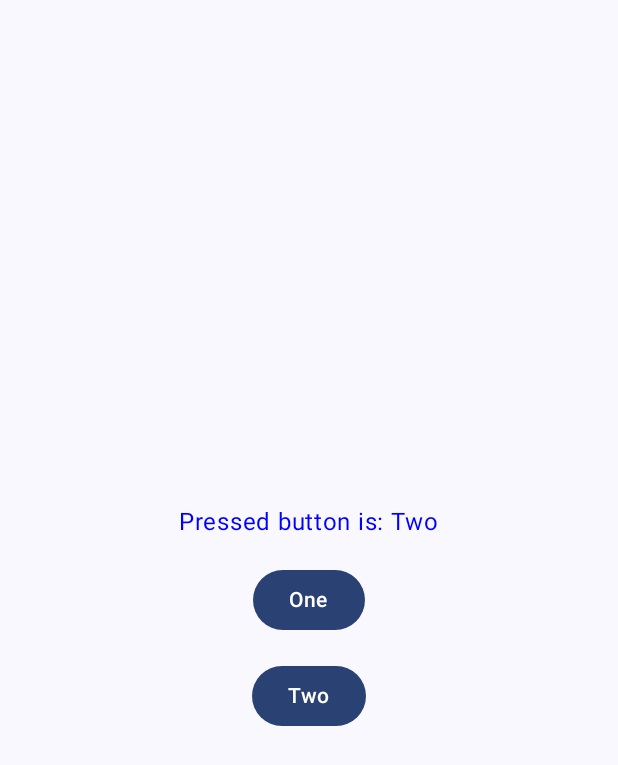
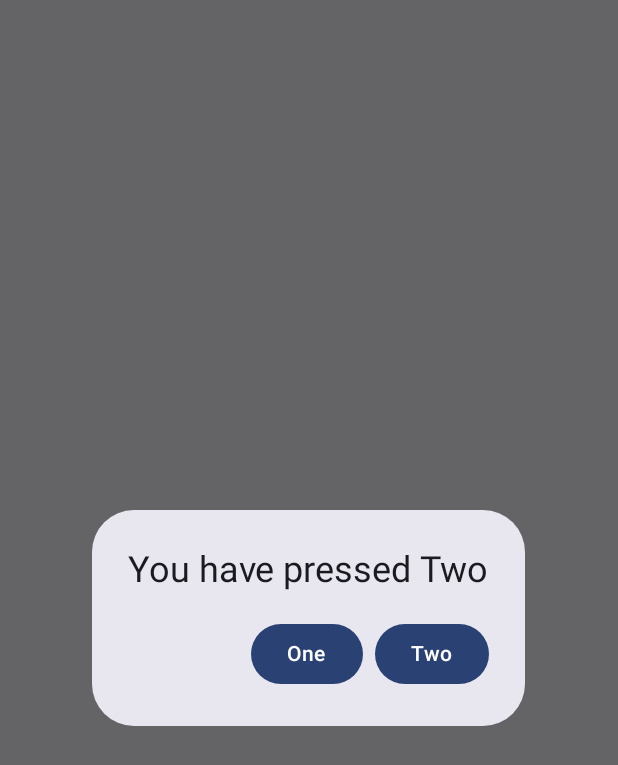
Before and after one commit to shankarlohar/20BAI10040-VITBHOPAL-Smartbridge-Externship, an Android app built with Jetpack Compose: the screen it shows after launch (MainActivity), after a tap on "Two", on a phone screen of 412 x 824 dp. Shown: the top 765 px of the screen. Run offline under Robolectric (Android 15) with nearby library versions, the phone set to English and light mode, and no system bars; 1 other tap on this screen came first.

Commit message:
TASK 3 COMPLETE

```diff
--- a/Task3/app/src/main/java/shankar/lohar20bai10040/task3/ui/view/MainActivity.kt
+++ b/Task3/app/src/main/java/shankar/lohar20bai10040/task3/ui/view/MainActivity.kt
@@ -6,12 +6,10 @@ import androidx.activity.compose.setContent
 import androidx.compose.foundation.layout.fillMaxSize
 import androidx.compose.material3.MaterialTheme
 import androidx.compose.material3.Surface
-import androidx.compose.material3.Text
-import androidx.compose.runtime.Composable
 import androidx.compose.ui.Modifier
-import androidx.compose.ui.tooling.preview.Preview
 import shankar.lohar20bai10040.task3.ui.theme.Task3Theme
-import shankar.lohar20bai10040.task3.ui.view.screens.BaseScreen
+import shankar.lohar20bai10040.task3.ui.view.components.BaseScreen
+
 
 class MainActivity : ComponentActivity() {
     override fun onCreate(savedInstanceState: Bundle?) {
@@ -23,7 +21,7 @@ class MainActivity : ComponentActivity() {
                     modifier = Modifier.fillMaxSize(),
                     color = MaterialTheme.colorScheme.background
                 ) {
-                    BaseScreen()
+                    BaseScreen(applicationContext)
                 }
             }
         }
--- /dev/null
+++ b/Task3/app/src/main/java/shankar/lohar20bai10040/task3/ui/view/components/BaseScreen.kt
@@ -0,0 +1,119 @@
+package shankar.lohar20bai10040.task3.ui.view.components
+
+import android.content.Context
+import android.widget.Toast
+import androidx.compose.foundation.layout.Arrangement
+import androidx.compose.foundation.layout.Column
+import androidx.compose.foundation.layout.Spacer
+import androidx.compose.foundation.layout.fillMaxSize
+import androidx.compose.foundation.layout.padding
+import androidx.compose.material3.AlertDialog
+import androidx.compose.material3.Button
+import androidx.compose.material3.Text
+import androidx.compose.runtime.Composable
+import androidx.compose.runtime.getValue
+import androidx.compose.runtime.mutableStateOf
+import androidx.compose.runtime.remember
+import androidx.compose.runtime.setValue
+import androidx.compose.ui.Alignment
+import androidx.compose.ui.Modifier
+import androidx.compose.ui.graphics.Color
+import androidx.compose.ui.unit.dp
+import androidx.compose.ui.unit.sp
+
+@Composable
+fun BaseScreen(
+    context:Context,
+    modifier: Modifier = Modifier
+){
+    Column(
+        modifier = modifier.fillMaxSize(),
+        horizontalAlignment = Alignment.CenterHorizontally,
+        verticalArrangement = Arrangement.Center
+    ) {
+        var topText by remember{
+            mutableStateOf("None")
+        }
+        val open1 = remember {
+            mutableStateOf(false)
+        }
+        val open2 = remember {
+            mutableStateOf(false)
+        }
+
+        if (open1.value){
+            AlertDialog(
+                onDismissRequest = {
+                    // Dismiss the dialog when the user clicks outside the dialog or on the back
+                    // button. If you want to disable that functionality, simply use an empty
+                    // onCloseRequest.
+                    open1.value = false
+                },
+                title = {
+                    Text(text = "You have pressed One")
+                },
+                confirmButton = {
+                    Button(
+
+                        onClick = {
+                            open1.value = false
+                            Toast.makeText(context,"One pressed",Toast.LENGTH_SHORT).show()
+                        }) {
+                        Text("Okay")
+                    }
+                }
+            )
+        }
+
+        if (open2.value){
+            AlertDialog(
+                onDismissRequest = {
+                    // Dismiss the dialog when the user clicks outside the dialog or on the back
+                    // button. If you want to disable that functionality, simply use an empty
+                    // onCloseRequest.
+                    open2.value = false
+                },
+                title = {
+                    Text(text = "You have pressed Two")
+                },
+                confirmButton = {
+                    Button(
+
+                        onClick = {
+                            open2.value = false
+                            Toast.makeText(context,"Two pressed",Toast.LENGTH_SHORT).show()
+                        }) {
+                        Text("Two")
+                    }
+                },
+                dismissButton = {
+                    Button(
+
+                        onClick = {
+                            open2.value = false
+                            Toast.makeText(context,"One pressed",Toast.LENGTH_SHORT).show()
+                        }) {
+                        Text("One")
+                    }
+                }
+            )
+        }
+
+
+        Text(text = "Pressed button is: $topText", fontSize = 16.sp, color = Color.Blue)
+        Spacer(modifier = modifier.padding(8.dp))
+        Button(onClick = {
+            topText = "One"
+            open1.value = true
+        }) {
+            Text(text = "One")
+        }
+        Spacer(modifier = modifier.padding(8.dp))
+        Button(onClick = {
+            topText = "Two"
+            open2.value = true
+        }) {
+            Text(text = "Two")
+        }
+    }
+}
--- a/Task3/app/src/main/java/shankar/lohar20bai10040/task3/ui/view/screens/BaseScreen.kt
+++ /dev/null
@@ -1,39 +0,0 @@
-package shankar.lohar20bai10040.task3.ui.view.screens
-
-import androidx.compose.foundation.layout.Arrangement
-import androidx.compose.foundation.layout.Column
-import androidx.compose.foundation.layout.Spacer
-import androidx.compose.foundation.layout.fillMaxSize
-import androidx.compose.foundation.layout.padding
-import androidx.compose.material3.Button
-import androidx.compose.material3.Text
-import androidx.compose.runtime.Composable
-import androidx.compose.runtime.getValue
-import androidx.compose.runtime.mutableStateOf
-import androidx.compose.runtime.remember
-import androidx.compose.runtime.setValue
-import androidx.compose.ui.Alignment
-import androidx.compose.ui.Modifier
-import androidx.compose.ui.graphics.Color
-import androidx.compose.ui.unit.dp
-import androidx.compose.ui.unit.sp
-
-@Composable
-fun BaseScreen(modifier: Modifier = Modifier){
-    Column(
-        modifier = modifier.fillMaxSize(),
-        horizontalAlignment = Alignment.CenterHorizontally,
-        verticalArrangement = Arrangement.Center
-    ) {
-        var topText by remember{ mutableStateOf("None") }
-        Text(text = "Pressed button is: $topText", fontSize = 16.sp, color = Color.Blue)
-        Spacer(modifier = modifier.padding(8.dp))
-        Button(onClick = { topText = "One" }) {
-            Text(text = "One")
-        }
-        Spacer(modifier = modifier.padding(8.dp))
-        Button(onClick = { topText = "Two" }) {
-            Text(text = "Two")
-        }
-    }
-}
--- a/Task3/app/src/main/java/shankar/lohar20bai10040/task3/ui/view/screens/TwoPressedScreen.kt
+++ /dev/null
@@ -1 +0,0 @@
-package shankar.lohar20bai10040.task3.ui.view.screens
```
Also changed, not shown: Task3/app/src/main/java/shankar/lohar20bai10040/task3/ui/view/screens/OnePressedScreen.kt (deleted, +0 -8 lines), 2 other files.
